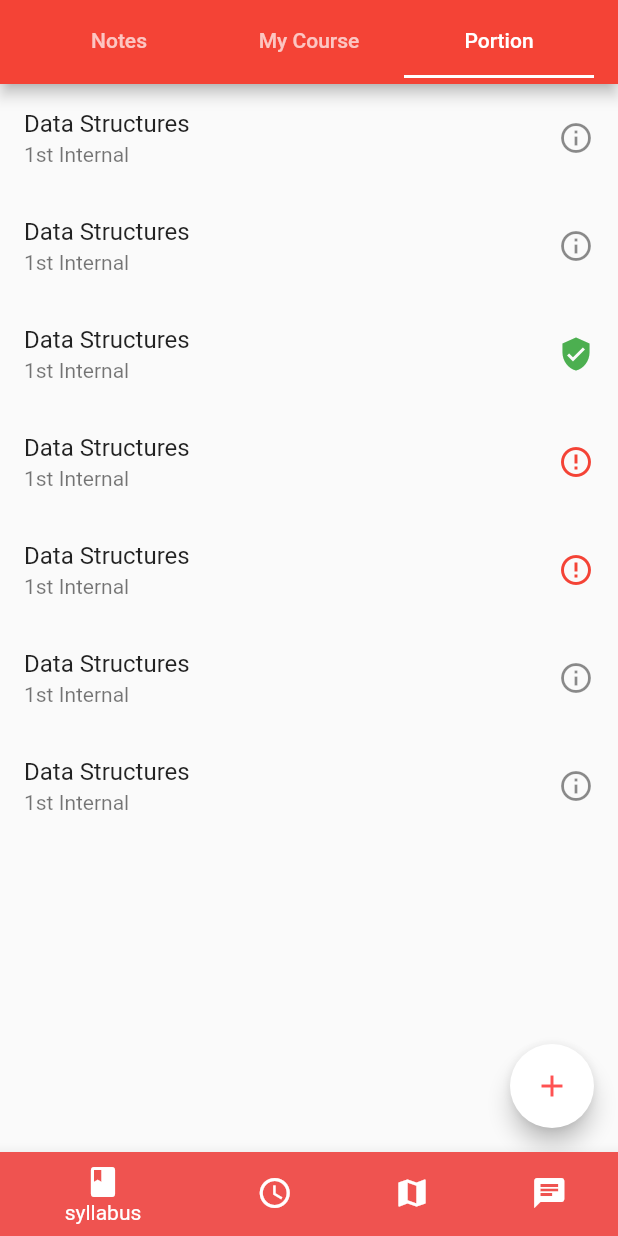
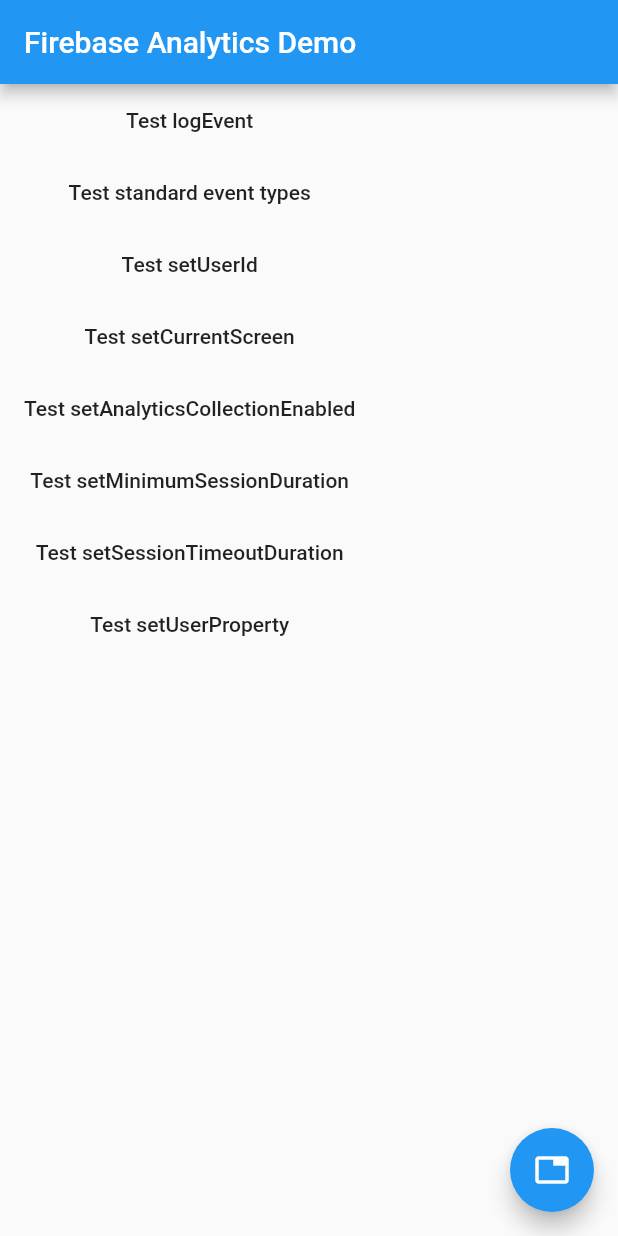
Before and after one commit to shashikantdurge/bmsce_flutter, a Flutter app: the screen it shows after launch, on a phone screen of 412 x 824 dp. Run offline on Flutter 3.47's test engine with Material 2 defaults, Android fonts, the phone set to English and light mode, and no system bars; our stand-ins replace firebase_analytics; accounts and stored records are empty.

Commit message:
Firebase configuration done. And tested Firebase Analytics on Android Device

```diff
--- /dev/null
+++ b/lib/firebaseTest.dart
@@ -0,0 +1,324 @@
+// Copyright 2017 The Chromium Authors. All rights reserved.
+// Use of this source code is governed by a BSD-style license that can be
+// found in the LICENSE file.
+
+import 'dart:async';
+
+import 'package:flutter/material.dart';
+import 'package:firebase_analytics/firebase_analytics.dart';
+import 'package:firebase_analytics/observer.dart';
+
+
+class FirebaseAnalyticsTest extends StatelessWidget {
+  static FirebaseAnalytics analytics = new FirebaseAnalytics();
+  static FirebaseAnalyticsObserver observer =
+  new FirebaseAnalyticsObserver(analytics: analytics);
+
+  @override
+  Widget build(BuildContext context) {
+    return new MaterialApp(
+      title: 'Firebase Analytics Demo',
+      theme: new ThemeData(
+        primarySwatch: Colors.blue,
+      ),
+      navigatorObservers: <NavigatorObserver>[observer],
+      home: new MyHomePage(
+        title: 'Firebase Analytics Demo',
+        analytics: analytics,
+        observer: observer,
+      ),
+    );
+  }
+}
+
+class MyHomePage extends StatefulWidget {
+  MyHomePage({Key key, this.title, this.analytics, this.observer})
+      : super(key: key);
+
+  final String title;
+  final FirebaseAnalytics analytics;
+  final FirebaseAnalyticsObserver observer;
+
+  @override
+  _MyHomePageState createState() => new _MyHomePageState(analytics, observer);
+}
+
+class _MyHomePageState extends State<MyHomePage> {
+  _MyHomePageState(this.analytics, this.observer);
+
+  final FirebaseAnalyticsObserver observer;
+  final FirebaseAnalytics analytics;
+  String _message = '';
+
+  void setMessage(String message) {
+    setState(() {
+      _message = message;
+    });
+  }
+
+  Future<Null> _sendAnalyticsEvent() async {
+    await analytics.logEvent(
+      name: 'test_event',
+      parameters: <String, dynamic>{
+        'string': 'string',
+        'int': 42,
+        'long': 12345678910,
+        'double': 42.0,
+        'bool': true,
+      },
+    );
+    setMessage('logEvent succeeded');
+  }
+
+  Future<Null> _testSetUserId() async {
+    await analytics.setUserId('some-user');
+    setMessage('setUserId succeeded');
+  }
+
+  Future<Null> _testSetCurrentScreen() async {
+    await analytics.setCurrentScreen(
+      screenName: 'Analytics Demo',
+      screenClassOverride: 'AnalyticsDemo',
+    );
+    setMessage('setCurrentScreen succeeded');
+  }
+
+  Future<Null> _testSetAnalyticsCollectionEnabled() async {
+    await analytics.android?.setAnalyticsCollectionEnabled(false);
+    await analytics.android?.setAnalyticsCollectionEnabled(true);
+    setMessage('setAnalyticsCollectionEnabled succeeded');
+  }
+
+  Future<Null> _testSetMinimumSessionDuration() async {
+    await analytics.android?.setMinimumSessionDuration(20000);
+    setMessage('setMinimumSessionDuration succeeded');
+  }
+
+  Future<Null> _testSetSessionTimeoutDuration() async {
+    await analytics.android?.setSessionTimeoutDuration(2000000);
+    setMessage('setSessionTimeoutDuration succeeded');
+  }
+
+  Future<Null> _testSetUserProperty() async {
+    await analytics.setUserProperty(name: 'regular', value: 'indeed');
+    setMessage('setUserProperty succeeded');
+  }
+
+  Future<Null> _testAllEventTypes() async {
+    await analytics.logAddPaymentInfo();
+    await analytics.logAddToCart(
+      currency: 'USD',
+      value: 123.0,
+      itemId: 'test item id',
+      itemName: 'test item name',
+      itemCategory: 'test item category',
+      quantity: 5,
+      price: 24.0,
+      origin: 'test origin',
+      itemLocationId: 'test location id',
+      destination: 'test destination',
+      startDate: '2015-09-14',
+      endDate: '2015-09-17',
+    );
+    await analytics.logAddToWishlist(
+      itemId: 'test item id',
+      itemName: 'test item name',
+      itemCategory: 'test item category',
+      quantity: 5,
+      price: 24.0,
+      value: 123.0,
+      currency: 'USD',
+      itemLocationId: 'test location id',
+    );
+    await analytics.logAppOpen();
+    await analytics.logBeginCheckout(
+      value: 123.0,
+      currency: 'USD',
+      transactionId: 'test tx id',
+      numberOfNights: 2,
+      numberOfRooms: 3,
+      numberOfPassengers: 4,
+      origin: 'test origin',
+      destination: 'test destination',
+      startDate: '2015-09-14',
+      endDate: '2015-09-17',
+      travelClass: 'test travel class',
+    );
+    await analytics.logCampaignDetails(
+      source: 'test source',
+      medium: 'test medium',
+      campaign: 'test campaign',
+      term: 'test term',
+      content: 'test content',
+      aclid: 'test aclid',
+      cp1: 'test cp1',
+    );
+    await analytics.logEarnVirtualCurrency(
+      virtualCurrencyName: 'bitcoin',
+      value: 345.66,
+    );
+    await analytics.logEcommercePurchase(
+      currency: 'USD',
+      value: 432.45,
+      transactionId: 'test tx id',
+      tax: 3.45,
+      shipping: 5.67,
+      coupon: 'test coupon',
+      location: 'test location',
+      numberOfNights: 3,
+      numberOfRooms: 4,
+      numberOfPassengers: 5,
+      origin: 'test origin',
+      destination: 'test destination',
+      startDate: '2015-09-13',
+      endDate: '2015-09-14',
+      travelClass: 'test travel class',
+    );
+    await analytics.logGenerateLead(
+      currency: 'USD',
+      value: 123.45,
+    );
+    await analytics.logJoinGroup(
+      groupId: 'test group id',
+    );
+    await analytics.logLevelUp(
+      level: 5,
+      character: 'witch doctor',
+    );
+    await analytics.logLogin();
+    await analytics.logPostScore(
+      score: 1000000,
+      level: 70,
+      character: 'tiefling cleric',
+    );
+    await analytics.logPresentOffer(
+      itemId: 'test item id',
+      itemName: 'test item name',
+      itemCategory: 'test item category',
+      quantity: 6,
+      price: 3.45,
+      value: 67.8,
+      currency: 'USD',
+      itemLocationId: 'test item location id',
+    );
+    await analytics.logPurchaseRefund(
+      currency: 'USD',
+      value: 45.67,
+      transactionId: 'test tx id',
+    );
+    await analytics.logSearch(
+      searchTerm: 'hotel',
+      numberOfNights: 2,
+      numberOfRooms: 1,
+      numberOfPassengers: 3,
+      origin: 'test origin',
+      destination: 'test destination',
+      startDate: '2015-09-14',
+      endDate: '2015-09-16',
+      travelClass: 'test travel class',
+    );
+    await analytics.logSelectContent(
+      contentType: 'test content type',
+      itemId: 'test item id',
+    );
+    await analytics.logShare(
+      contentType: 'test content type',
+      itemId: 'test item id',
+    );
+    await analytics.logSignUp(
+      signUpMethod: 'test sign up method',
+    );
+    await analytics.logSpendVirtualCurrency(
+      itemName: 'test item name',
+      virtualCurrencyName: 'bitcoin',
+      value: 34,
+    );
+    await analytics.logTutorialBegin();
+    await analytics.logTutorialComplete();
+    await analytics.logUnlockAchievement(id: 'all Firebase API covered');
+    await analytics.logViewItem(
+      itemId: 'test item id',
+      itemName: 'test item name',
+      itemCategory: 'test item category',
+      itemLocationId: 'test item location id',
+      price: 3.45,
+      quantity: 6,
+      currency: 'USD',
+      value: 67.8,
+      flightNumber: 'test flight number',
+      numberOfPassengers: 3,
+      numberOfRooms: 1,
+      numberOfNights: 2,
+      origin: 'test origin',
+      destination: 'test destination',
+      startDate: '2015-09-14',
+      endDate: '2015-09-15',
+      searchTerm: 'test search term',
+      travelClass: 'test travel class',
+    );
+    await analytics.logViewItemList(
+      itemCategory: 'test item category',
+    );
+    await analytics.logViewSearchResults(
+      searchTerm: 'test search term',
+    );
+    setMessage('All standard events logged successfully');
+  }
+
+  @override
+  Widget build(BuildContext context) {
+    return new Scaffold(
+      appBar: new AppBar(
+        title: new Text(widget.title),
+      ),
+      body: new Column(
+        children: <Widget>[
+          new MaterialButton(
+            child: const Text('Test logEvent'),
+            onPressed: _sendAnalyticsEvent,
+          ),
+          new MaterialButton(
+            child: const Text('Test standard event types'),
+            onPressed: _testAllEventTypes,
+          ),
+          new MaterialButton(
+            child: const Text('Test setUserId'),
+            onPressed: _testSetUserId,
+          ),
+          new MaterialButton(
+            child: const Text('Test setCurrentScreen'),
+            onPressed: _testSetCurrentScreen,
+          ),
+          new MaterialButton(
+            child: const Text('Test setAnalyticsCollectionEnabled'),
+            onPressed: _testSetAnalyticsCollectionEnabled,
+          ),
+          new MaterialButton(
+            child: const Text('Test setMinimumSessionDuration'),
+            onPressed: _testSetMinimumSessionDuration,
+          ),
+          new MaterialButton(
+            child: const Text('Test setSessionTimeoutDuration'),
+            onPressed: _testSetSessionTimeoutDuration,
+          ),
+          new MaterialButton(
+            child: const Text('Test setUserProperty'),
+            onPressed: _testSetUserProperty,
+          ),
+          new Text(_message,
+              style:
+              const TextStyle(color: const Color.fromARGB(255, 0, 155, 0))),
+        ],
+      ),
+      floatingActionButton: new FloatingActionButton(
+          child: const Icon(Icons.tab), onPressed: () {},
+          /*onPressed: () {
+            Navigator.of(context).push(new MaterialPageRoute<TabsPage>(
+                settings: const RouteSettings(name: TabsPage.routeName),
+                builder: (BuildContext context) {
+                  return new TabsPage(observer);
+                }));
+          }),*/
+    ));
+  }
+}
--- a/lib/main.dart
+++ b/lib/main.dart
@@ -4,8 +4,9 @@ import 'package:flutter/material.dart';
 import 'Chat/Dummy.dart' as chat;
 import 'Map/Dummy.dart' as map;
 import 'TimeTable/Dummy.dart' as tt;
+import 'package:bmsce/firebaseTest.dart';
 
-void main() => runApp(new MyApp());
+void main() => runApp(new FirebaseAnalyticsTest());
 
 class MyApp extends StatelessWidget {
   @override
--- a/pubspec.yaml
+++ b/pubspec.yaml
@@ -4,6 +4,7 @@ description: A new Flutter project on BMS College that gives solutions to many p
 dependencies:
   flutter:
     sdk: flutter
+  firebase_analytics: ^0.3.3
 
   # The following adds the Cupertino Icons font to your application.
   # Use with the CupertinoIcons class for iOS style icons.
```
Also changed, not shown: pubspec.lock, 5 other files.
